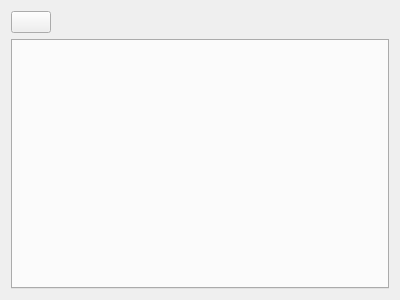
The window that src/ui/tilesheet/tile_sheet_content_page.ui (albin-johansson/tactile) describes before a commit, drawn with Qt 5.
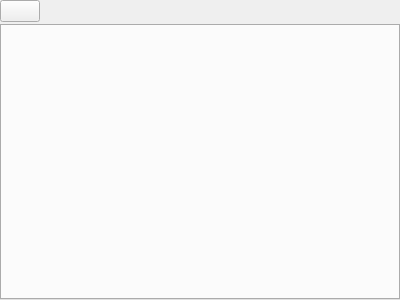
The same window after the commit. Icons and pictures are not drawn.

Commit message: Add basic scroll area for tile sheet images

Patch:
```diff
--- a/src/ui/tilesheet/tile_sheet_content_page.ui
+++ b/src/ui/tilesheet/tile_sheet_content_page.ui
@@ -14,8 +14,27 @@
    <string>Form</string>
   </property>
   <layout class="QGridLayout" name="gridLayout">
+   <property name="leftMargin">
+    <number>0</number>
+   </property>
+   <property name="topMargin">
+    <number>0</number>
+   </property>
+   <property name="rightMargin">
+    <number>0</number>
+   </property>
+   <property name="bottomMargin">
+    <number>0</number>
+   </property>
+   <property name="spacing">
+    <number>2</number>
+   </property>
    <item row="1" column="0">
-    <widget class="QTabWidget" name="tabWidget"/>
+    <widget class="QTabWidget" name="tabWidget">
+     <property name="tabsClosable">
+      <bool>true</bool>
+     </property>
+    </widget>
    </item>
    <item row="0" column="0">
     <layout class="QHBoxLayout" name="horizontalLayout">
```
Left out of the diff: 4 changed lines with no effect on the pictures. The commit also changes 14 other files.
